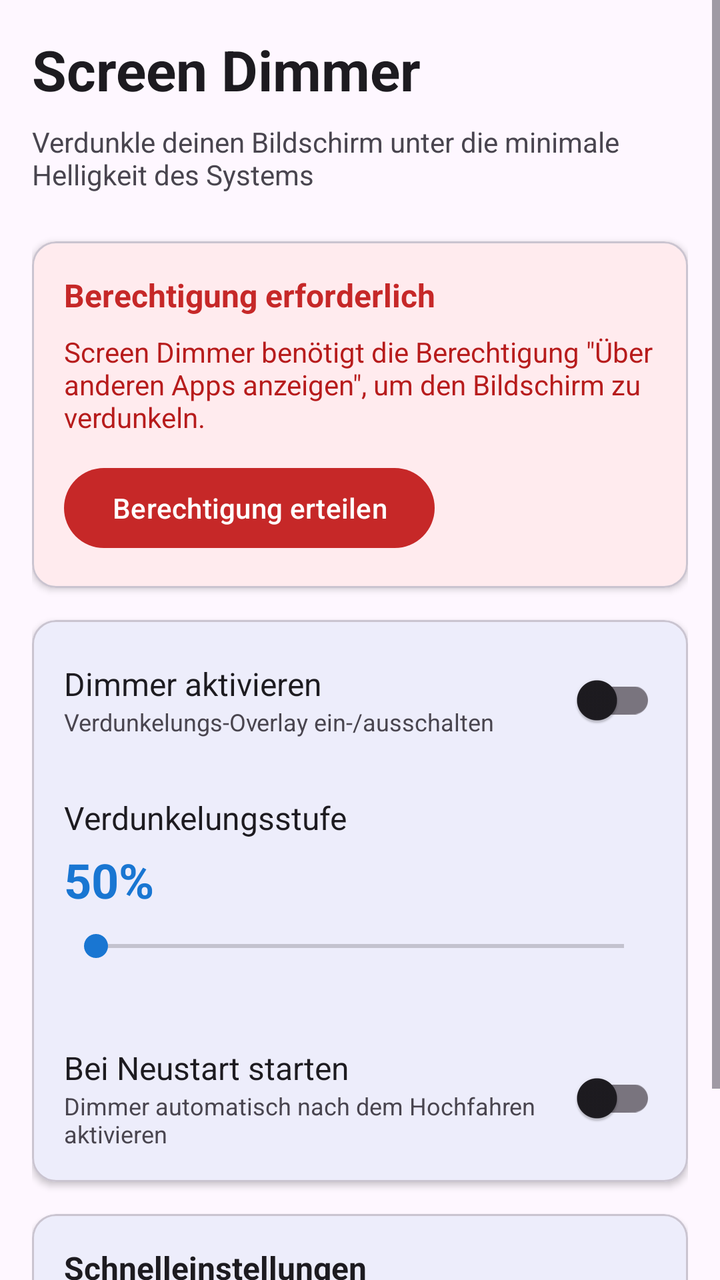
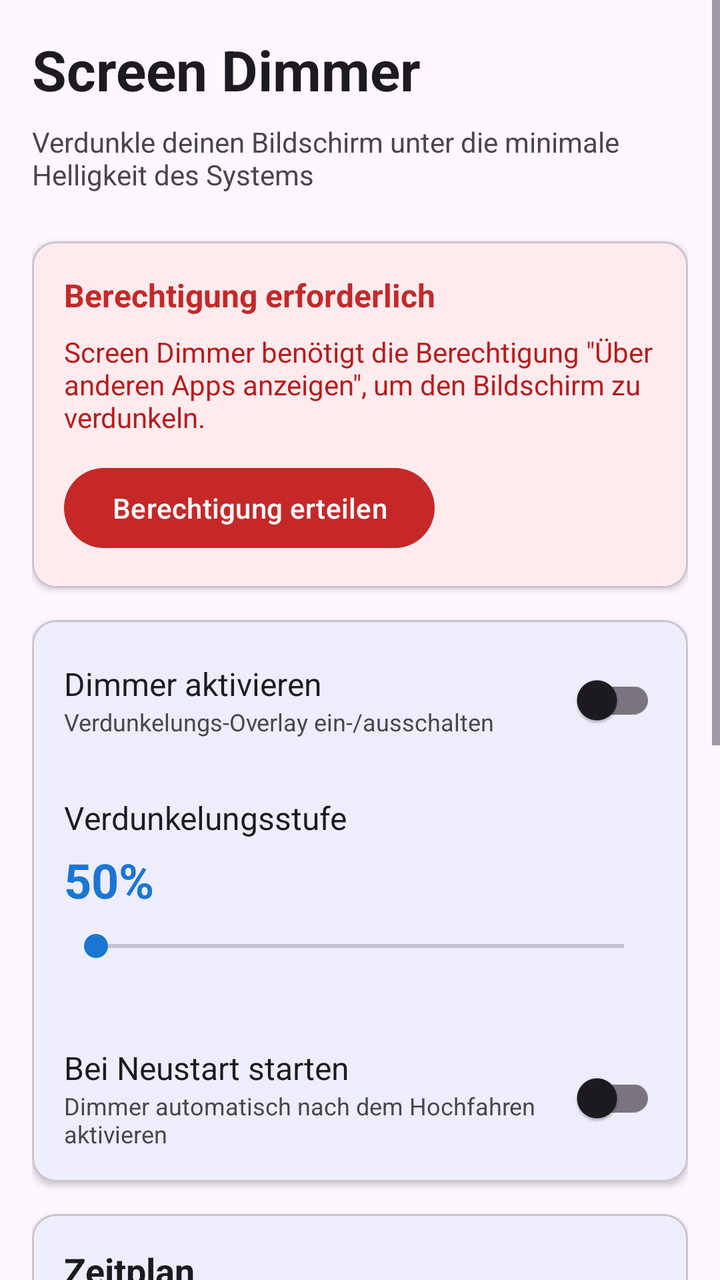

Two renders of the same Android screen: before a commit and after it. Below are the layout's source before the change and the commit's diff.
<!-- AndroidManifest.xml: activity theme Theme.ScreenDimmer -->
<!-- res/layout/activity_main.xml -->
<?xml version="1.0" encoding="utf-8"?>
<ScrollView xmlns:android="http://schemas.android.com/apk/res/android"
    xmlns:app="http://schemas.android.com/apk/res-auto"
    android:layout_width="match_parent"
    android:layout_height="match_parent"
    android:background="?android:colorBackground">

    <LinearLayout
        android:layout_width="match_parent"
        android:layout_height="wrap_content"
        android:orientation="vertical"
        android:padding="16dp">

        
        <TextView
            android:layout_width="match_parent"
            android:layout_height="wrap_content"
            android:text="@string/app_name"
            android:textSize="28sp"
            android:textStyle="bold"
            android:textColor="?android:textColorPrimary"
            android:layout_marginBottom="8dp" />

        <TextView
            android:layout_width="match_parent"
            android:layout_height="wrap_content"
            android:text="@string/app_description"
            android:textSize="14sp"
            android:textColor="?android:textColorSecondary"
            android:layout_marginBottom="24dp" />

        
        <com.google.android.material.card.MaterialCardView
            android:id="@+id/cardPermission"
            android:layout_width="match_parent"
            android:layout_height="wrap_content"
            android:layout_marginBottom="16dp"
            app:cardBackgroundColor="#FFEBEE"
            app:cardCornerRadius="12dp"
            app:cardElevation="2dp">

            <LinearLayout
                android:layout_width="match_parent"
                android:layout_height="wrap_content"
                android:orientation="vertical"
                android:padding="16dp">

                <TextView
                    android:layout_width="match_parent"
                    android:layout_height="wrap_content"
                    android:text="@string/permission_required"
                    android:textSize="16sp"
                    android:textStyle="bold"
                    android:textColor="#C62828"
                    android:layout_marginBottom="8dp" />

                <TextView
                    android:layout_width="match_parent"
                    android:layout_height="wrap_content"
                    android:text="@string/permission_description"
                    android:textSize="14sp"
                    android:textColor="#B71C1C"
                    android:layout_marginBottom="12dp" />

                <com.google.android.material.button.MaterialButton
                    android:id="@+id/buttonGrantPermission"
                    android:layout_width="wrap_content"
                    android:layout_height="wrap_content"
                    android:text="@string/grant_permission"
                    app:backgroundTint="#C62828" />

            </LinearLayout>

        </com.google.android.material.card.MaterialCardView>

        
        <com.google.android.material.card.MaterialCardView
            android:id="@+id/cardSettings"
            android:layout_width="match_parent"
            android:layout_height="wrap_content"
            app:cardCornerRadius="12dp"
            app:cardElevation="2dp">

            <LinearLayout
                android:layout_width="match_parent"
                android:layout_height="wrap_content"
                android:orientation="vertical"
                android:padding="16dp">

                
                <LinearLayout
                    android:layout_width="match_parent"
                    android:layout_height="wrap_content"
                    android:orientation="horizontal"
                    android:gravity="center_vertical"
                    android:layout_marginBottom="24dp">

                    <LinearLayout
                        android:layout_width="0dp"
                        android:layout_height="wrap_content"
                        android:layout_weight="1"
                        android:orientation="vertical">

                        <TextView
                            android:layout_width="wrap_content"
                            android:layout_height="wrap_content"
                            android:text="@string/enable_dimmer"
                            android:textSize="16sp"
                            android:textColor="?android:textColorPrimary" />

                        <TextView
                            android:layout_width="wrap_content"
                            android:layout_height="wrap_content"
                            android:text="@string/enable_dimmer_description"
                            android:textSize="12sp"
                            android:textColor="?android:textColorSecondary" />

                    </LinearLayout>

                    <com.google.android.material.switchmaterial.SwitchMaterial
                        android:id="@+id/switchDimmer"
                        android:layout_width="wrap_content"
                        android:layout_height="wrap_content" />

                </LinearLayout>

                
                <TextView
                    android:layout_width="match_parent"
                    android:layout_height="wrap_content"
                    android:text="@string/dim_level"
                    android:textSize="16sp"
                    android:textColor="?android:textColorPrimary"
                    android:layout_marginBottom="4dp" />

                <TextView
                    android:id="@+id/textDimLevel"
                    android:layout_width="match_parent"
                    android:layout_height="wrap_content"
                    android:text="50%"
                    android:textSize="24sp"
                    android:textStyle="bold"
                    android:textColor="?colorPrimary"
                    android:layout_marginBottom="8dp" />

                <SeekBar
                    android:id="@+id/seekBarDimLevel"
                    android:layout_width="match_parent"
                    android:layout_height="wrap_content"
                    android:layout_marginBottom="24dp" />

                <View
                    android:layout_width="match_parent"
                    android:layout_height="1dp"
                    android:background="?android:divider"
                    android:layout_marginBottom="16dp" />

                
                <LinearLayout
                    android:layout_width="match_parent"
                    android:layout_height="wrap_content"
                    android:orientation="horizontal"
                    android:gravity="center_vertical">

                    <LinearLayout
                        android:layout_width="0dp"
                        android:layout_height="wrap_content"
                        android:layout_weight="1"
                        android:orientation="vertical">

                        <TextView
                            android:layout_width="wrap_content"
                            android:layout_height="wrap_content"
                            android:text="@string/start_on_boot"
                            android:textSize="16sp"
                            android:textColor="?android:textColorPrimary" />

                        <TextView
                            android:layout_width="wrap_content"
                            android:layout_height="wrap_content"
                            android:text="@string/start_on_boot_description"
                            android:textSize="12sp"
                            android:textColor="?android:textColorSecondary" />

                    </LinearLayout>

                    <com.google.android.material.switchmaterial.SwitchMaterial
                        android:id="@+id/switchStartOnBoot"
                        android:layout_width="wrap_content"
                        android:layout_height="wrap_content" />

                </LinearLayout>

            </LinearLayout>

        </com.google.android.material.card.MaterialCardView>

        
        <com.google.android.material.card.MaterialCardView
            android:layout_width="match_parent"
            android:layout_height="wrap_content"
            android:layout_marginTop="16dp"
            app:cardCornerRadius="12dp"
            app:cardElevation="2dp">

            <LinearLayout
                android:layout_width="match_parent"
                android:layout_height="wrap_content"
                android:orientation="vertical"
                android:padding="16dp">

                <TextView
                    android:layout_width="match_parent"
                    android:layout_height="wrap_content"
                    android:text="@string/quick_settings_title"
                    android:textSize="16sp"
                    android:textStyle="bold"
                    android:textColor="?android:textColorPrimary"
                    android:layout_marginBottom="8dp" />

                <TextView
                    android:layout_width="match_parent"
                    android:layout_height="wrap_content"
                    android:text="@string/quick_settings_instructions"
                    android:textSize="14sp"
                    android:textColor="?android:textColorSecondary" />

            </LinearLayout>

        </com.google.android.material.card.MaterialCardView>

    </LinearLayout>

</ScrollView>
<!-- resources referenced by this layout -->
<resources>
  <string name="app_description">Verdunkle deinen Bildschirm unter die minimale Helligkeit des Systems</string>
  <string name="app_name">Screen Dimmer</string>
  <string name="dim_level">Verdunkelungsstufe</string>
  <string name="enable_dimmer">Dimmer aktivieren</string>
  <string name="enable_dimmer_description">Verdunkelungs-Overlay ein-/ausschalten</string>
  <string name="grant_permission">Berechtigung erteilen</string>
  <string name="permission_description">Screen Dimmer benötigt die Berechtigung \"Über anderen Apps anzeigen\", um den Bildschirm zu verdunkeln.</string>
  <string name="permission_required">Berechtigung erforderlich</string>
  <string name="quick_settings_instructions">Wische vom oberen Bildschirmrand nach unten und tippe auf das Stift-Symbol, um die Schnelleinstellungen zu bearbeiten. Ziehe die \"Dimmer\"-Kachel in deine Schnelleinstellungen.</string>
  <string name="quick_settings_title">Schnelleinstellungen</string>
  <string name="start_on_boot">Bei Neustart starten</string>
  <string name="start_on_boot_description">Dimmer automatisch nach dem Hochfahren aktivieren</string>
  <style name="Theme.ScreenDimmer" parent="Theme.Material3.Light.NoActionBar">
          <item name="colorPrimary">#1976D2</item>
          <item name="colorPrimaryDark">#1565C0</item>
          <item name="colorAccent">#1976D2</item>
          <item name="android:statusBarColor">@android:color/transparent</item>
          <item name="android:navigationBarColor">@android:color/transparent</item>
      </style>
</resources>

<!-- the commit's change to res/layout/activity_main.xml (unified diff, before → after) -->
@@ -197,6 +197,7 @@
 
         
         <com.google.android.material.card.MaterialCardView
+            android:id="@+id/cardSchedule"
             android:layout_width="match_parent"
             android:layout_height="wrap_content"
             android:layout_marginTop="16dp"
@@ -212,6 +213,172 @@
                 <TextView
                     android:layout_width="match_parent"
                     android:layout_height="wrap_content"
+                    android:text="@string/schedule_title"
+                    android:textSize="18sp"
+                    android:textStyle="bold"
+                    android:textColor="?android:textColorPrimary"
+                    android:layout_marginBottom="16dp" />
+
+                
+                <LinearLayout
+                    android:layout_width="match_parent"
+                    android:layout_height="wrap_content"
+                    android:orientation="horizontal"
+                    android:gravity="center_vertical"
+                    android:layout_marginBottom="12dp">
+
+                    <LinearLayout
+                        android:layout_width="0dp"
+                        android:layout_height="wrap_content"
+                        android:layout_weight="1"
+                        android:orientation="vertical">
+
+                        <TextView
+                            android:layout_width="wrap_content"
+                            android:layout_height="wrap_content"
+                            android:text="@string/auto_off_title"
+                            android:textSize="16sp"
+                            android:textColor="?android:textColorPrimary" />
+
+                        <TextView
+                            android:layout_width="wrap_content"
+                            android:layout_height="wrap_content"
+                            android:text="@string/auto_off_description"
+                            android:textSize="12sp"
+                            android:textColor="?android:textColorSecondary" />
+
+                    </LinearLayout>
+
+                    <com.google.android.material.switchmaterial.SwitchMaterial
+                        android:id="@+id/switchAutoOff"
+                        android:layout_width="wrap_content"
+                        android:layout_height="wrap_content" />
+
+                </LinearLayout>
+
+                
+                <LinearLayout
+                    android:id="@+id/layoutAutoOffTime"
+                    android:layout_width="match_parent"
+                    android:layout_height="wrap_content"
+                    android:orientation="horizontal"
+                    android:gravity="center_vertical"
+                    android:background="?android:selectableItemBackground"
+                    android:padding="12dp"
+                    android:layout_marginBottom="16dp">
+
+                    <TextView
+                        android:layout_width="0dp"
+                        android:layout_height="wrap_content"
+                        android:layout_weight="1"
+                        android:text="@string/auto_off_time"
+                        android:textSize="14sp"
+                        android:textColor="?android:textColorSecondary" />
+
+                    <TextView
+                        android:id="@+id/textAutoOffTime"
+                        android:layout_width="wrap_content"
+                        android:layout_height="wrap_content"
+                        android:text="07:00"
+                        android:textSize="18sp"
+                        android:textStyle="bold"
+                        android:textColor="?colorPrimary" />
+
+                </LinearLayout>
+
+                <View
+                    android:layout_width="match_parent"
+                    android:layout_height="1dp"
+                    android:background="?android:divider"
+                    android:layout_marginBottom="16dp" />
+
+                
+                <LinearLayout
+                    android:layout_width="match_parent"
+                    android:layout_height="wrap_content"
+                    android:orientation="horizontal"
+                    android:gravity="center_vertical"
+                    android:layout_marginBottom="12dp">
+
+                    <LinearLayout
+                        android:layout_width="0dp"
+                        android:layout_height="wrap_content"
+                        android:layout_weight="1"
+                        android:orientation="vertical">
+
+                        <TextView
+                            android:layout_width="wrap_content"
+                            android:layout_height="wrap_content"
+                            android:text="@string/auto_on_title"
+                            android:textSize="16sp"
+                            android:textColor="?android:textColorPrimary" />
+
+                        <TextView
+                            android:layout_width="wrap_content"
+                            android:layout_height="wrap_content"
+                            android:text="@string/auto_on_description"
+                            android:textSize="12sp"
+                            android:textColor="?android:textColorSecondary" />
+
+                    </LinearLayout>
+
+                    <com.google.android.material.switchmaterial.SwitchMaterial
+                        android:id="@+id/switchAutoOn"
+                        android:layout_width="wrap_content"
+                        android:layout_height="wrap_content" />
+
+                </LinearLayout>
+
+                
+                <LinearLayout
+                    android:id="@+id/layoutAutoOnTime"
+                    android:layout_width="match_parent"
+                    android:layout_height="wrap_content"
+                    android:orientation="horizontal"
+                    android:gravity="center_vertical"
+                    android:background="?android:selectableItemBackground"
+                    android:padding="12dp">
+
+                    <TextView
+                        android:layout_width="0dp"
+                        android:layout_height="wrap_content"
+                        android:layout_weight="1"
+                        android:text="@string/auto_on_time"
+                        android:textSize="14sp"
+                        android:textColor="?android:textColorSecondary" />
+
+                    <TextView
+                        android:id="@+id/textAutoOnTime"
+                        android:layout_width="wrap_content"
+                        android:layout_height="wrap_content"
+                        android:text="22:00"
+                        android:textSize="18sp"
+                        android:textStyle="bold"
+                        android:textColor="?colorPrimary" />
+
+                </LinearLayout>
+
+            </LinearLayout>
+
+        </com.google.android.material.card.MaterialCardView>
+
+        
+        <com.google.android.material.card.MaterialCardView
+            android:layout_width="match_parent"
+            android:layout_height="wrap_content"
+            android:layout_marginTop="16dp"
+            app:cardCornerRadius="12dp"
+            app:cardElevation="2dp">
+
+            <LinearLayout
+                android:layout_width="match_parent"
+                android:layout_height="wrap_content"
+                android:orientation="vertical"
+                android:padding="16dp">
+
+                <TextView
+                    android:layout_width="match_parent"
+                    android:layout_height="wrap_content"
                     android:text="@string/quick_settings_title"
                     android:textSize="16sp"
                     android:textStyle="bold"
<!-- resource entries referenced after the edit -->
@@ -2,6 +2,12 @@
 <resources>
   <string name="app_description">Verdunkle deinen Bildschirm unter die minimale Helligkeit des Systems</string>
   <string name="app_name">Screen Dimmer</string>
+  <string name="auto_off_description">Dimmer zu einer bestimmten Uhrzeit ausschalten</string>
+  <string name="auto_off_time">Ausschaltzeit</string>
+  <string name="auto_off_title">Automatisch ausschalten</string>
+  <string name="auto_on_description">Dimmer zu einer bestimmten Uhrzeit einschalten</string>
+  <string name="auto_on_time">Einschaltzeit</string>
+  <string name="auto_on_title">Automatisch einschalten</string>
   <string name="dim_level">Verdunkelungsstufe</string>
   <string name="enable_dimmer">Dimmer aktivieren</string>
   <string name="enable_dimmer_description">Verdunkelungs-Overlay ein-/ausschalten</string>
@@ -10,6 +16,7 @@
   <string name="permission_required">Berechtigung erforderlich</string>
   <string name="quick_settings_instructions">Wische vom oberen Bildschirmrand nach unten und tippe auf das Stift-Symbol, um die Schnelleinstellungen zu bearbeiten. Ziehe die \"Dimmer\"-Kachel in deine Schnelleinstellungen.</string>
   <string name="quick_settings_title">Schnelleinstellungen</string>
+  <string name="schedule_title">Zeitplan</string>
   <string name="start_on_boot">Bei Neustart starten</string>
   <string name="start_on_boot_description">Dimmer automatisch nach dem Hochfahren aktivieren</string>
   <style name="Theme.ScreenDimmer" parent="Theme.Material3.Light.NoActionBar">
